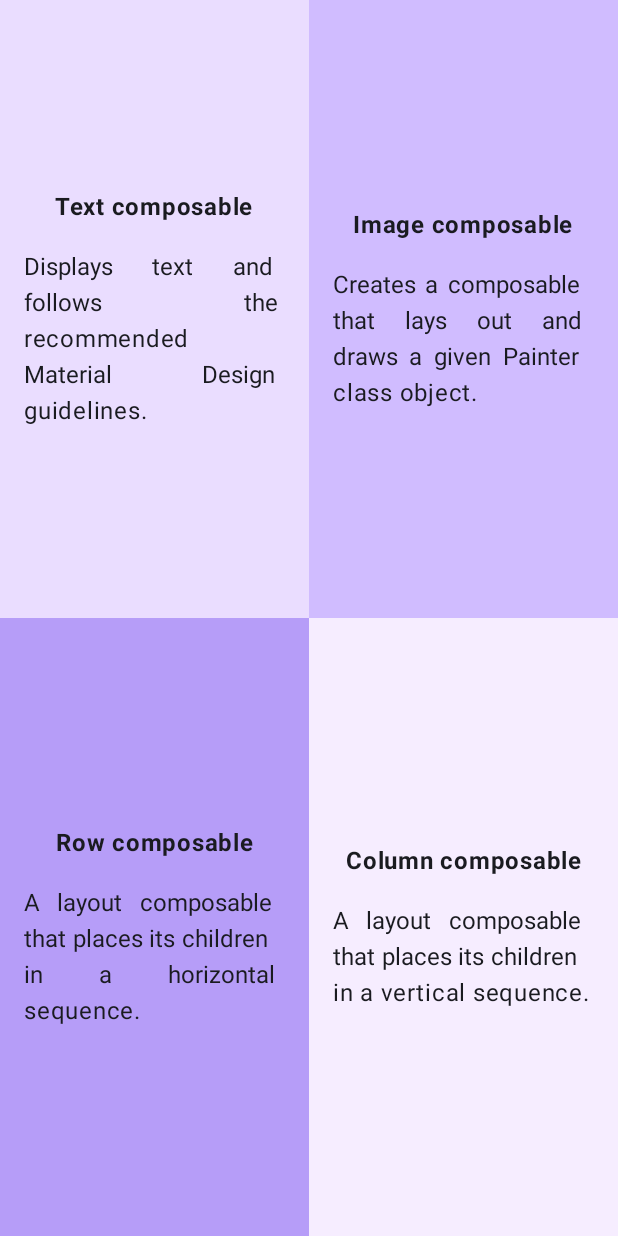
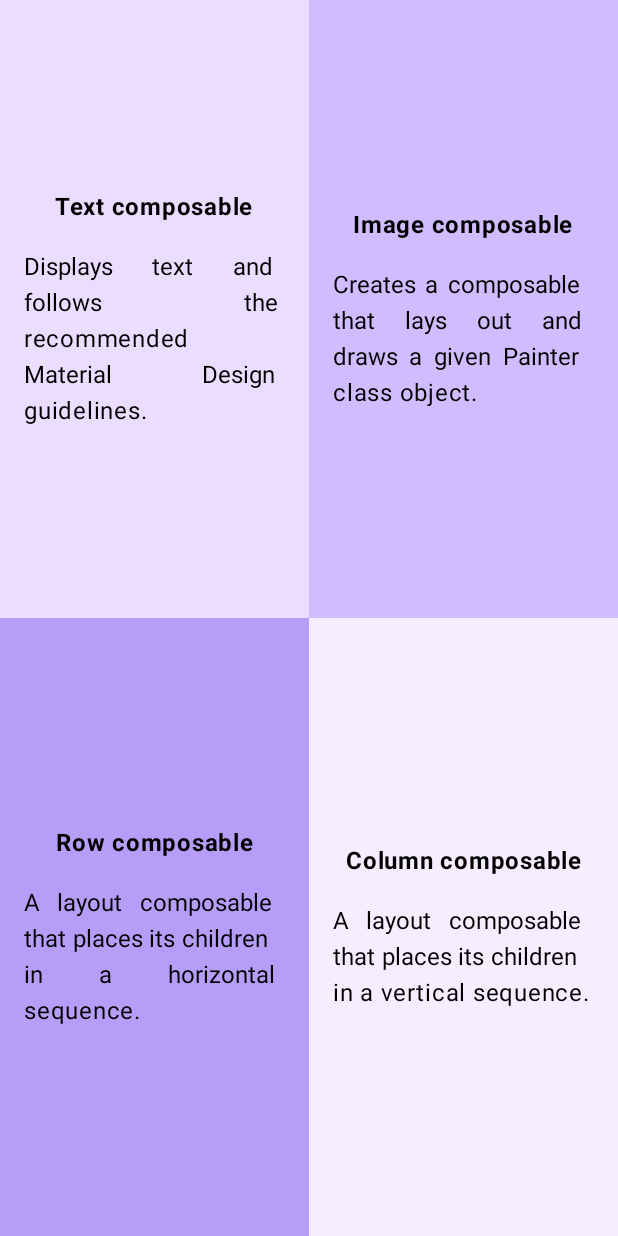
Before and after one commit to ASAnonymousS/app_dev, an Android app built with Jetpack Compose: the screen it shows after launch (MainActivity), on a phone screen of 412 x 824 dp. Run offline under Robolectric (Android 15) with nearby library versions, the phone set to English and light mode, and no system bars.

```diff
--- a/ComposeQuadrant/app/src/main/java/com/example/composequadrant/MainActivity.kt
+++ b/ComposeQuadrant/app/src/main/java/com/example/composequadrant/MainActivity.kt
@@ -73,12 +73,14 @@ fun QuadCompose(modifier: Modifier = Modifier) {
                 Text(
                     text = stringResource(R.string.quadrant_1_heading),
                     fontWeight = FontWeight.Bold,
+                    color = Color(0xFF000000),
                     modifier = Modifier
                         .padding(bottom = 16.dp)
                 )
                 Text(
                     text = stringResource(R.string.quadrant_1_content),
-                    textAlign = TextAlign.Justify
+                    textAlign = TextAlign.Justify ,
+                    color = Color(0xFF000000)
                 )
             }
             Column(
@@ -94,12 +96,14 @@ fun QuadCompose(modifier: Modifier = Modifier) {
                 Text(
                     text = stringResource(R.string.quadrant_2_heading),
                     fontWeight = FontWeight.Bold,
+                    color = Color(0xFF000000),
                     modifier = Modifier
                         .padding(bottom = 16.dp)
                 )
                 Text(
                     text = stringResource(R.string.quadrant_2_content),
-                    textAlign = TextAlign.Justify
+                    textAlign = TextAlign.Justify,
+                    color = Color(0xFF000000)
                 )
             }
         }
@@ -120,12 +124,14 @@ fun QuadCompose(modifier: Modifier = Modifier) {
                 Text(
                     text = stringResource(R.string.quadrant_3_heading),
                     fontWeight = FontWeight.Bold,
+                    color = Color(0xFF000000),
                     modifier = Modifier
                         .padding(bottom = 16.dp)
                 )
                 Text(
                     text = stringResource(R.string.quadrant_3_content),
-                    textAlign = TextAlign.Justify
+                    textAlign = TextAlign.Justify,
+                    color = Color(0xFF000000)
                 )
             }
             Column(
@@ -141,12 +147,14 @@ fun QuadCompose(modifier: Modifier = Modifier) {
                 Text(
                     text = stringResource(R.string.quadrant_4_heading),
                     fontWeight = FontWeight.Bold,
+                    color = Color(0xFF000000),
                     modifier = Modifier
                         .padding(bottom = 16.dp)
                 )
                 Text(
                     text = stringResource(R.string.quadrant_4_content),
-                    textAlign = TextAlign.Justify
+                    textAlign = TextAlign.Justify,
+                    color = Color(0xFF000000)
                 )
             }
         }
```
